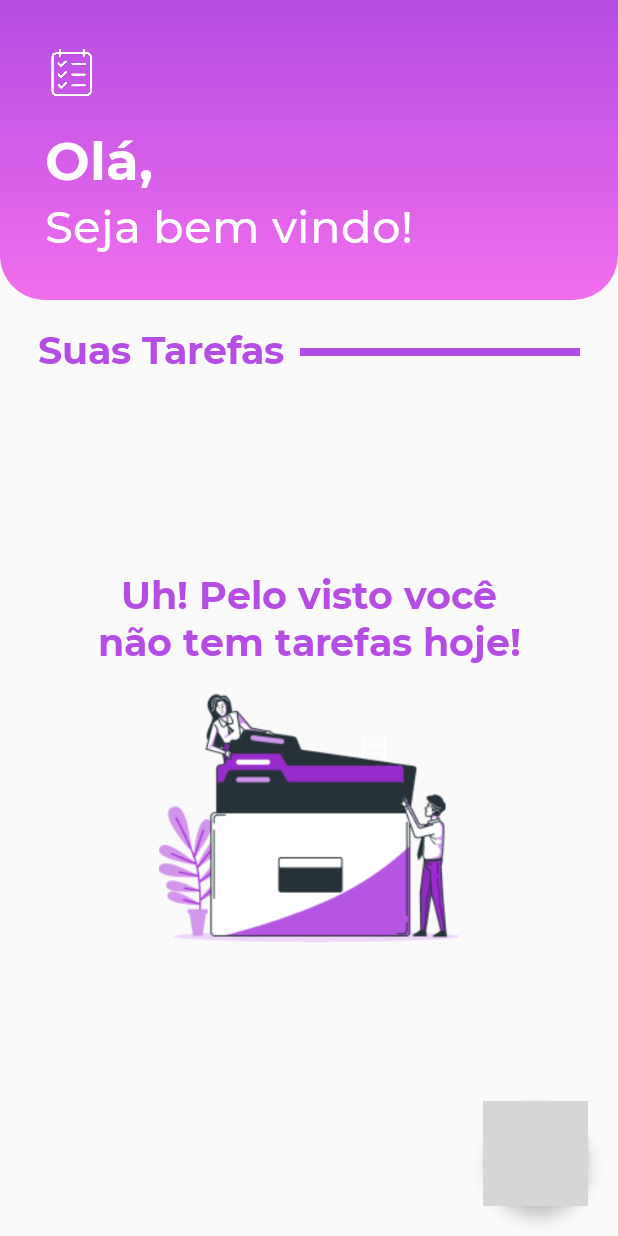
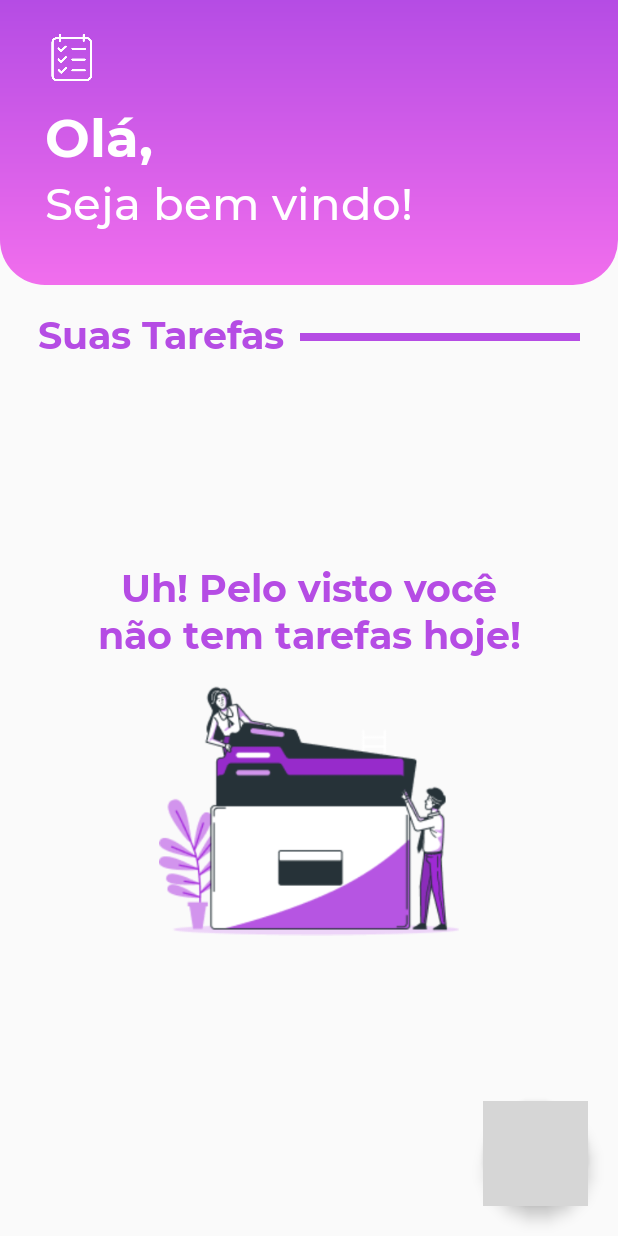
Before and after one commit to guilhermerauj0/Mete-Foco, an Android app: the screen it shows after launch (MainActivity), on a phone screen of 412 x 824 dp. Run offline under Robolectric (Android 15) with nearby library versions, the phone set to English and light mode, and no system bars; grey boxes are pictures that could not be loaded.

Commit message:
Corrections of night theme and design

```diff
--- a/app/build.gradle
+++ b/app/build.gradle
@@ -11,7 +11,7 @@ android {
         minSdkVersion 23
         targetSdkVersion 30
         versionCode 1
-        versionName "1.0"
+        versionName "1.0.1-beta"
 
         testInstrumentationRunner "androidx.test.runner.AndroidJUnitRunner"
     }
--- a/app/src/main/java/com/coldrosemob/myapplication/views/MainActivity.java
+++ b/app/src/main/java/com/coldrosemob/myapplication/views/MainActivity.java
@@ -10,6 +10,7 @@ import android.widget.TextView;
 
 import androidx.annotation.Nullable;
 import androidx.appcompat.app.AppCompatActivity;
+import androidx.appcompat.app.AppCompatDelegate;
 import androidx.recyclerview.widget.LinearLayoutManager;
 import androidx.recyclerview.widget.RecyclerView;
 import androidx.swiperefreshlayout.widget.SwipeRefreshLayout;
@@ -30,6 +31,8 @@ public class MainActivity extends AppCompatActivity {
     protected void onCreate(Bundle savedInstanceState) {
         super.onCreate(savedInstanceState);
         setContentView(R.layout.activity_main);
+
+        AppCompatDelegate.setDefaultNightMode(AppCompatDelegate.MODE_NIGHT_NO);
 
         db = new DBHelper(this);
 
--- a/app/src/main/res/layout/activity_main.xml
+++ b/app/src/main/res/layout/activity_main.xml
@@ -9,13 +9,13 @@
 
     <RelativeLayout
         android:layout_width="match_parent"
-        android:layout_height="200dp"
+        android:layout_height="190dp"
         android:backgroundTint="@color/purplePrimary"
         android:orientation="horizontal">
 
         <View
             android:layout_width="match_parent"
-            android:layout_height="230dp"
+            android:layout_height="220dp"
             android:background="@drawable/rectanglewithborders" />
 
         <LinearLayout
@@ -23,7 +23,7 @@
             android:layout_width="wrap_content"
             android:layout_height="wrap_content"
             android:layout_marginLeft="30dp"
-            android:layout_marginTop="30dp"
+            android:layout_marginTop="20dp"
             android:orientation="horizontal">
 
             <ImageView
@@ -54,7 +54,7 @@
             android:layout_alignParentBottom="true"
             android:layout_centerVertical="true"
             android:layout_marginLeft="30dp"
-            android:layout_marginBottom="30dp"
+            android:layout_marginBottom="35dp"
             android:fontFamily="@font/montserratmedium"
             android:text="@string/seja_bem_vindo"
             android:textColor="@color/white"
--- a/app/src/main/res/values-night/themes.xml
+++ b/app/src/main/res/values-night/themes.xml
@@ -1,6 +1,6 @@
 <resources xmlns:tools="http://schemas.android.com/tools">
     <!-- Base application theme. -->
-    <style name="Theme.MeteFoco" parent="Theme.AppCompat.DayNight.NoActionBar">
+    <style name="Theme.MeteFoco" parent="Theme.AppCompat.Light.NoActionBar">
         <!-- Primary brand color. -->
         <item name="colorPrimary">@color/purplePrimary</item>
         <item name="colorPrimaryVariant">@color/pinkPrimary</item>
@@ -12,5 +12,13 @@
         <!-- Status bar color. -->
         <item name="android:statusBarColor" tools:targetApi="l">?attr/colorPrimary</item>
         <!-- Customize your theme here. -->
+        <item name="android:dialogTheme">@style/AppTheme.DialogTheme</item>
+    </style>
+
+    <style name="AppTheme.DialogTheme" parent="Theme.AppCompat.DayNight.Dialog">
+        <item name="colorAccent">@color/purplePrimary</item>
+        <item name="android:colorPrimary">@color/purplePrimary</item>
+        <item name="android:colorPrimaryDark">@color/grayUnselectedDark</item>
+        <item name="android:colorAccent">@color/purplePrimary</item>
     </style>
 </resources>
--- a/app/src/main/res/values/themes.xml
+++ b/app/src/main/res/values/themes.xml
@@ -1,6 +1,6 @@
 <resources xmlns:tools="http://schemas.android.com/tools">
     <!-- Base application theme. -->
-    <style name="Theme.MeteFoco" parent="Theme.AppCompat.DayNight.NoActionBar">
+    <style name="Theme.MeteFoco" parent="Theme.AppCompat.Light.NoActionBar">
         <!-- Primary brand color. -->
         <item name="colorPrimary">@color/purplePrimary</item>
         <item name="colorPrimaryVariant">@color/pinkPrimary</item>
```
